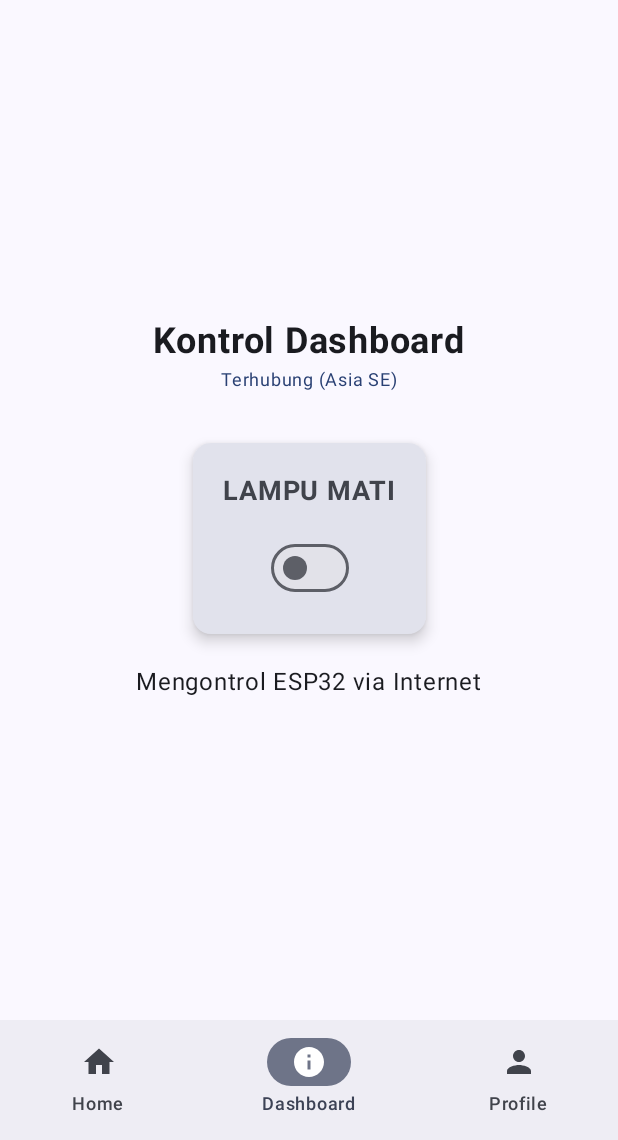
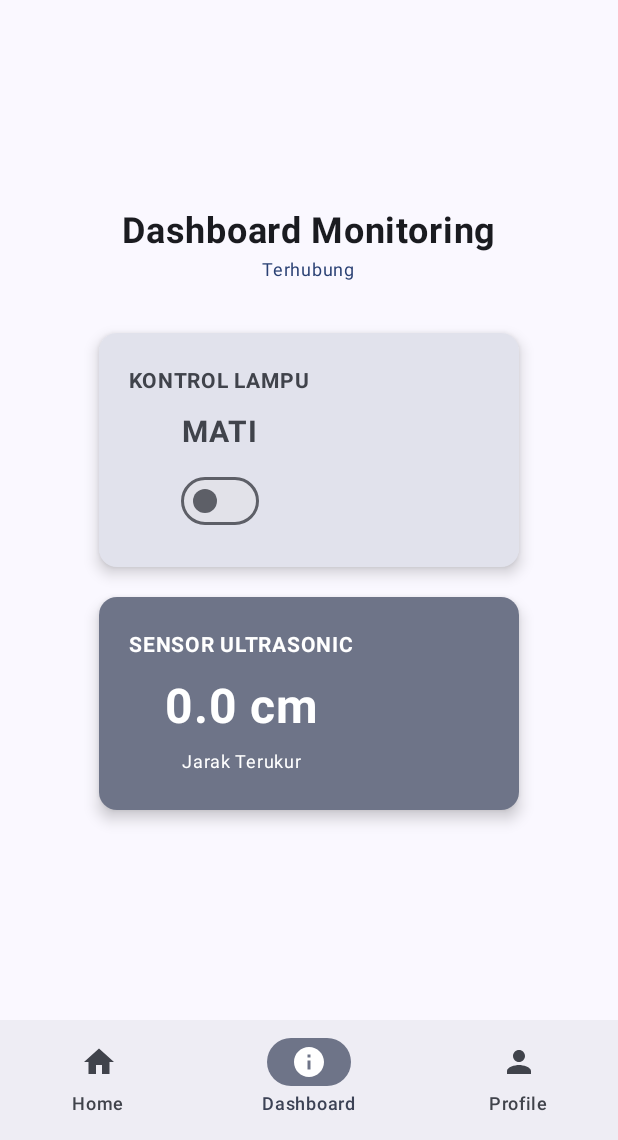
Before and after one commit to Alex16oz/UASkelompok7IOT, an Android app built with Jetpack Compose: the DashboardScreen screen opened through its navigation route, on a phone screen of 412 x 824 dp, the part 96-1236 px from its top. Run offline under Robolectric (Android 15) with nearby library versions, the phone set to English and light mode, and no system bars; our stand-ins replace Firebase (no records; nobody signed in at launch, a user with empty details on screens opened directly).

Commit message:
v4 sensor ultrasonic

```diff
--- a/app/src/main/java/UAS/kelompok7/com/MainActivity.kt
+++ b/app/src/main/java/UAS/kelompok7/com/MainActivity.kt
@@ -124,30 +124,49 @@ fun DashboardScreen() {
     // State untuk status LED (Hidup/Mati)
     var isLedOn by remember { mutableStateOf(false) }
 
+    // State untuk data Sensor Jarak
+    var distanceValue by remember { mutableStateOf("0.0") }
+
     // State status koneksi
     var isDatabaseReady by remember { mutableStateOf(false) }
     var connectionStatus by remember { mutableStateOf("Menghubungkan ke Asia-Southeast1...") }
 
-    // ===================================================================================
-    // PERBAIKAN PENTING: MENGGUNAKAN URL SPESIFIK ASIA SOUTHEAST
-    // ===================================================================================
     val database = Firebase.database("https://uaskelompok7-a8d53-default-rtdb.asia-southeast1.firebasedatabase.app")
-    val myRef = database.getReference("IOT/led")
+
+    // Referensi untuk LED
+    val ledRef = database.getReference("IOT/led")
+
+    // Referensi untuk Sensor
+    val sensorRef = database.getReference("IOT/sensor")
 
     LaunchedEffect(Unit) {
-        myRef.addValueEventListener(object : ValueEventListener {
+        // Listener untuk LED
+        ledRef.addValueEventListener(object : ValueEventListener {
             override fun onDataChange(snapshot: DataSnapshot) {
                 val status = snapshot.getValue(Boolean::class.java)
                 isLedOn = status ?: false
                 isDatabaseReady = true
-                connectionStatus = "Terhubung (Asia SE)"
-                Log.d("FIREBASE", "Status LED diterima: $isLedOn")
+                connectionStatus = "Terhubung"
             }
 
             override fun onCancelled(error: DatabaseError) {
                 isDatabaseReady = false
-                connectionStatus = "Error: ${error.message}"
-                Log.e("FIREBASE", "Error Database: ${error.message}")
+                connectionStatus = "Error LED: ${error.message}"
+            }
+        })
+
+        // Listener untuk Sensor Jarak
+        sensorRef.addValueEventListener(object : ValueEventListener {
+            override fun onDataChange(snapshot: DataSnapshot) {
+                // Mengambil nilai child "distance" dari JSON yang dikirim ESP32
+                val dist = snapshot.child("distance").getValue(Double::class.java)
+                val distInt = snapshot.child("distance").getValue(Long::class.java) // jaga-jaga jika integer
+
+                distanceValue = dist?.toString() ?: distInt?.toString() ?: "0.0"
+            }
+
+            override fun onCancelled(error: DatabaseError) {
+                Log.e("FIREBASE", "Error Sensor: ${error.message}")
             }
         })
     }
@@ -158,7 +177,7 @@ fun DashboardScreen() {
         horizontalAlignment = Alignment.CenterHorizontally
     ) {
         Text(
-            text = "Kontrol Dashboard",
+            text = "Dashboard Monitoring",
             fontSize = 24.sp,
             fontWeight = FontWeight.Bold
         )
@@ -171,29 +190,35 @@ fun DashboardScreen() {
 
         Spacer(modifier = Modifier.height(30.dp))
 
+        // --- CARD KONTROL LED ---
         Card(
             colors = CardDefaults.cardColors(
                 containerColor = if (isLedOn) MaterialTheme.colorScheme.primaryContainer else MaterialTheme.colorScheme.surfaceVariant
             ),
-            elevation = CardDefaults.cardElevation(defaultElevation = 6.dp)
+            elevation = CardDefaults.cardElevation(defaultElevation = 6.dp),
+            modifier = Modifier.width(280.dp)
         ) {
             Column(
                 modifier = Modifier.padding(20.dp),
                 horizontalAlignment = Alignment.CenterHorizontally
             ) {
                 Text(
-                    text = if (isLedOn) "LAMPU MENYALA" else "LAMPU MATI",
-                    fontSize = 18.sp,
+                    text = "KONTROL LAMPU",
+                    fontSize = 14.sp,
                     fontWeight = FontWeight.Bold
                 )
-
-                Spacer(modifier = Modifier.height(15.dp))
-
+                Spacer(modifier = Modifier.height(10.dp))
+                Text(
+                    text = if (isLedOn) "MENYALA" else "MATI",
+                    fontSize = 20.sp,
+                    fontWeight = FontWeight.Bold
+                )
+                Spacer(modifier = Modifier.height(10.dp))
                 Switch(
                     checked = isLedOn,
                     onCheckedChange = { checked ->
                         isLedOn = checked
-                        myRef.setValue(checked)
+                        ledRef.setValue(checked)
                     },
                     enabled = isDatabaseReady
                 )
@@ -201,7 +226,39 @@ fun DashboardScreen() {
         }
 
         Spacer(modifier = Modifier.height(20.dp))
-        Text(text = "Mengontrol ESP32 via Internet")
+
+        // --- CARD MONITORING JARAK (BARU) ---
+        Card(
+            colors = CardDefaults.cardColors(
+                containerColor = MaterialTheme.colorScheme.secondaryContainer
+            ),
+            elevation = CardDefaults.cardElevation(defaultElevation = 6.dp),
+            modifier = Modifier.width(280.dp)
+        ) {
+            Column(
+                modifier = Modifier.padding(20.dp),
+                horizontalAlignment = Alignment.CenterHorizontally
+            ) {
+                Text(
+                    text = "SENSOR ULTRASONIC",
+                    fontSize = 14.sp,
+                    fontWeight = FontWeight.Bold,
+                    color = MaterialTheme.colorScheme.onSecondaryContainer
+                )
+                Spacer(modifier = Modifier.height(10.dp))
+                Text(
+                    text = "$distanceValue cm",
+                    fontSize = 32.sp,
+                    fontWeight = FontWeight.Bold,
+                    color = MaterialTheme.colorScheme.onSecondaryContainer
+                )
+                Spacer(modifier = Modifier.height(5.dp))
+                Text(
+                    text = "Jarak Terukur",
+                    fontSize = 12.sp
+                )
+            }
+        }
     }
 }
 
```
Also changed, not shown: 1 other file.
